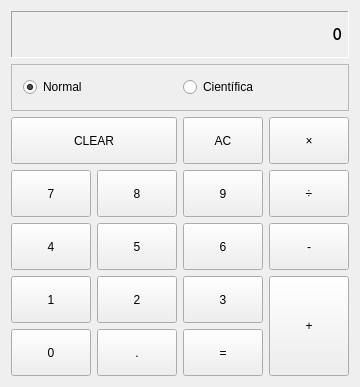
Before: the Qt Designer form source/calculator/calculatorinterface.ui in artursbm/calculadora-Qt, drawn with Qt 5.
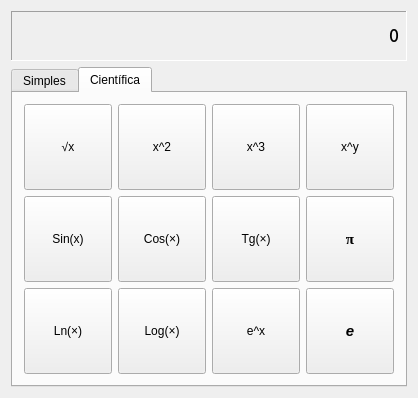
After: the same form once the commit is applied.

Commit message: Implementando operacoes

Diff of the .ui file:
```diff
--- a/source/calculator/calculatorinterface.ui
+++ b/source/calculator/calculatorinterface.ui
@@ -6,16 +6,74 @@
    <rect>
     <x>0</x>
     <y>0</y>
-    <width>356</width>
-    <height>387</height>
+    <width>418</width>
+    <height>398</height>
    </rect>
   </property>
+  <property name="minimumSize">
+   <size>
+    <width>0</width>
+    <height>0</height>
+   </size>
+  </property>
   <property name="windowTitle">
    <string>CalculatorInterface</string>
   </property>
   <layout class="QGridLayout" name="gridLayout">
-   <item row="4" column="2">
-    <widget class="QPushButton" name="buttonNine">
+   <item row="0" column="1">
+    <widget class="QLabel" name="entryScreen">
+     <property name="sizePolicy">
+      <sizepolicy hsizetype="Expanding" vsizetype="Minimum">
+       <horstretch>0</horstretch>
+       <verstretch>0</verstretch>
+      </sizepolicy>
+     </property>
+     <property name="minimumSize">
+      <size>
+       <width>0</width>
+       <height>50</height>
+      </size>
+     </property>
+     <property name="font">
+      <font>
+       <family>Courier</family>
+       <pointsize>15</pointsize>
+       <weight>75</weight>
+       <bold>true</bold>
+      </font>
+     </property>
+     <property name="cursor">
+      <cursorShape>IBeamCursor</cursorShape>
+     </property>
+     <property name="frameShape">
+      <enum>QFrame::Panel</enum>
+     </property>
+     <property name="frameShadow">
+      <enum>QFrame::Sunken</enum>
+     </property>
+     <property name="text">
+      <string>0</string>
+     </property>
+     <property name="alignment">
+      <set>Qt::AlignRight|Qt::AlignTrailing|Qt::AlignVCenter</set>
+     </property>
+    </widget>
+   </item>
+   <item row="2" column="1">
+    <widget class="QTabWidget" name="tabWidget">
+     <property name="tabShape">
+      <enum>QTabWidget::Rounded</enum>
+     </property>
+     <property name="currentIndex">
+      <number>1</number>
+     </property>
+     <widget class="QWidget" name="tab">
+      <attribute name="title">
+       <string>Simples</string>
+      </attribute>
+      <layout class="QGridLayout" name="gridLayout_2">
+       <item row="1" column="3">
+        <widget class="QPushButton" name="buttonMultiply">
      <property name="sizePolicy">
       <sizepolicy hsizetype="Minimum" vsizetype="Minimum">
        <horstretch>0</horstretch>
@@ -27,7 +85,7 @@
      </property>
     </widget>
    </item>
-   <item row="4" column="0">
+       <item row="2" column="0">
     <widget class="QPushButton" name="buttonSeven">
      <property name="sizePolicy">
       <sizepolicy hsizetype="Minimum" vsizetype="Minimum">
@@ -40,7 +98,7 @@
      </property>
     </widget>
    </item>
-   <item row="4" column="1">
+       <item row="2" column="1">
     <widget class="QPushButton" name="buttonEight">
      <property name="sizePolicy">
       <sizepolicy hsizetype="Minimum" vsizetype="Minimum">
@@ -53,8 +111,8 @@
      </property>
     </widget>
    </item>
-   <item row="3" column="0" colspan="2">
-    <widget class="QPushButton" name="buttonClear">
+       <item row="2" column="2">
+        <widget class="QPushButton" name="buttonNine">
      <property name="sizePolicy">
       <sizepolicy hsizetype="Minimum" vsizetype="Minimum">
        <horstretch>0</horstretch>
@@ -66,46 +124,7 @@
      </property>
     </widget>
    </item>
-   <item row="3" column="2">
-    <widget class="QPushButton" name="buttonAllClear">
-     <property name="sizePolicy">
-      <sizepolicy hsizetype="Minimum" vsizetype="Minimum">
-       <horstretch>0</horstretch>
-       <verstretch>0</verstretch>
-      </sizepolicy>
-     </property>
-     <property name="text">
-      <string>AC</string>
-     </property>
-    </widget>
-   </item>
-   <item row="7" column="1">
-    <widget class="QPushButton" name="buttonDecimal">
-     <property name="sizePolicy">
-      <sizepolicy hsizetype="Minimum" vsizetype="Minimum">
-       <horstretch>0</horstretch>
-       <verstretch>0</verstretch>
-      </sizepolicy>
-     </property>
-     <property name="text">
-      <string>.</string>
-     </property>
-    </widget>
-   </item>
-   <item row="7" column="2">
-    <widget class="QPushButton" name="buttonCalculate">
-     <property name="sizePolicy">
-      <sizepolicy hsizetype="Minimum" vsizetype="Minimum">
-       <horstretch>0</horstretch>
-       <verstretch>0</verstretch>
-      </sizepolicy>
-     </property>
-     <property name="text">
-      <string>=</string>
-     </property>
-    </widget>
-   </item>
-   <item row="4" column="3">
+       <item row="2" column="3">
     <widget class="QPushButton" name="buttonDivide">
      <property name="sizePolicy">
       <sizepolicy hsizetype="Minimum" vsizetype="Minimum">
@@ -118,7 +137,7 @@
      </property>
     </widget>
    </item>
-   <item row="5" column="0">
+       <item row="3" column="0">
     <widget class="QPushButton" name="buttonFour">
      <property name="sizePolicy">
       <sizepolicy hsizetype="Minimum" vsizetype="Minimum">
@@ -131,55 +150,33 @@
      </property>
     </widget>
    </item>
+       <item row="3" column="1">
+        <widget class="QPushButton" name="buttonFive">
+         <property name="sizePolicy">
+          <sizepolicy hsizetype="Minimum" vsizetype="Minimum">
+           <horstretch>0</horstretch>
+           <verstretch>0</verstretch>
+          </sizepolicy>
+         </property>
+         <property name="text">
+          <string>5</string>
+         </property>
+        </widget>
+       </item>
+       <item row="3" column="2">
+        <widget class="QPushButton" name="buttonSix">
+         <property name="sizePolicy">
+          <sizepolicy hsizetype="Minimum" vsizetype="Minimum">
+           <horstretch>0</horstretch>
+           <verstretch>0</verstretch>
+          </sizepolicy>
+         </property>
+         <property name="text">
+          <string>6</string>
+         </property>
+        </widget>
+       </item>
    <item row="3" column="3">
-    <widget class="QPushButton" name="buttonMultiply">
-     <property name="sizePolicy">
-      <sizepolicy hsizetype="Minimum" vsizetype="Minimum">
-       <horstretch>0</horstretch>
-       <verstretch>0</verstretch>
-      </sizepolicy>
-     </property>
-     <property name="text">
-      <string>×</string>
-     </property>
-    </widget>
-   </item>
-   <item row="1" column="0" colspan="4">
-    <widget class="QFrame" name="frameMode">
-     <property name="frameShape">
-      <enum>QFrame::StyledPanel</enum>
-     </property>
-     <property name="frameShadow">
-      <enum>QFrame::Raised</enum>
-     </property>
-     <layout class="QHBoxLayout" name="horizontalLayout">
-      <item>
-       <widget class="QRadioButton" name="radioNormal">
-        <property name="enabled">
-         <bool>true</bool>
-        </property>
-        <property name="tabletTracking">
-         <bool>false</bool>
-        </property>
-        <property name="text">
-         <string>Normal</string>
-        </property>
-        <property name="checked">
-         <bool>true</bool>
-        </property>
-       </widget>
-      </item>
-      <item>
-       <widget class="QRadioButton" name="radioScientific">
-        <property name="text">
-         <string>Científica</string>
-        </property>
-       </widget>
-      </item>
-     </layout>
-    </widget>
-   </item>
-   <item row="5" column="3">
     <widget class="QPushButton" name="buttonSubtract">
      <property name="sizePolicy">
       <sizepolicy hsizetype="Minimum" vsizetype="Minimum">
@@ -192,7 +189,7 @@
      </property>
     </widget>
    </item>
-   <item row="6" column="0">
+       <item row="4" column="0">
     <widget class="QPushButton" name="buttonOne">
      <property name="sizePolicy">
       <sizepolicy hsizetype="Minimum" vsizetype="Minimum">
@@ -205,7 +202,7 @@
      </property>
     </widget>
    </item>
-   <item row="6" column="1">
+       <item row="4" column="1">
     <widget class="QPushButton" name="buttonTwo">
      <property name="sizePolicy">
       <sizepolicy hsizetype="Minimum" vsizetype="Minimum">
@@ -218,7 +215,20 @@
      </property>
     </widget>
    </item>
-   <item row="6" column="3" rowspan="2">
+       <item row="4" column="2">
+        <widget class="QPushButton" name="buttonThree">
+         <property name="sizePolicy">
+          <sizepolicy hsizetype="Minimum" vsizetype="Minimum">
+           <horstretch>0</horstretch>
+           <verstretch>0</verstretch>
+          </sizepolicy>
+         </property>
+         <property name="text">
+          <string>3</string>
+         </property>
+        </widget>
+       </item>
+       <item row="4" column="3" rowspan="2">
     <widget class="QPushButton" name="buttonAdd">
      <property name="sizePolicy">
       <sizepolicy hsizetype="Minimum" vsizetype="Minimum">
@@ -231,7 +241,7 @@
      </property>
     </widget>
    </item>
-   <item row="7" column="0">
+       <item row="5" column="0">
     <widget class="QPushButton" name="buttonZero">
      <property name="sizePolicy">
       <sizepolicy hsizetype="Minimum" vsizetype="Minimum">
@@ -244,45 +254,8 @@
      </property>
     </widget>
    </item>
-   <item row="0" column="0" colspan="4">
-    <widget class="QLabel" name="entryScreen">
-     <property name="font">
-      <font>
-       <family>Courier</family>
-       <pointsize>14</pointsize>
-       <weight>75</weight>
-       <bold>true</bold>
-      </font>
-     </property>
-     <property name="frameShape">
-      <enum>QFrame::Panel</enum>
-     </property>
-     <property name="frameShadow">
-      <enum>QFrame::Sunken</enum>
-     </property>
-     <property name="text">
-      <string>0</string>
-     </property>
-     <property name="alignment">
-      <set>Qt::AlignRight|Qt::AlignTrailing|Qt::AlignVCenter</set>
-     </property>
-    </widget>
-   </item>
-   <item row="6" column="2">
-    <widget class="QPushButton" name="buttonThree">
-     <property name="sizePolicy">
-      <sizepolicy hsizetype="Minimum" vsizetype="Minimum">
-       <horstretch>0</horstretch>
-       <verstretch>0</verstretch>
-      </sizepolicy>
-     </property>
-     <property name="text">
-      <string>3</string>
-     </property>
-    </widget>
-   </item>
    <item row="5" column="1">
-    <widget class="QPushButton" name="buttonFive">
+        <widget class="QPushButton" name="buttonDecimal">
      <property name="sizePolicy">
       <sizepolicy hsizetype="Minimum" vsizetype="Minimum">
        <horstretch>0</horstretch>
@@ -295,7 +268,7 @@
     </widget>
    </item>
    <item row="5" column="2">
-    <widget class="QPushButton" name="buttonSix">
+        <widget class="QPushButton" name="buttonCalculate">
      <property name="sizePolicy">
       <sizepolicy hsizetype="Minimum" vsizetype="Minimum">
        <horstretch>0</horstretch>
@@ -303,8 +276,217 @@
       </sizepolicy>
      </property>
      <property name="text">
-      <string>6</string>
-     </property>
+          <string>=</string>
+         </property>
+        </widget>
+       </item>
+       <item row="1" column="2">
+        <widget class="QPushButton" name="buttonAllClear">
+         <property name="sizePolicy">
+          <sizepolicy hsizetype="Minimum" vsizetype="Minimum">
+           <horstretch>0</horstretch>
+           <verstretch>0</verstretch>
+          </sizepolicy>
+         </property>
+         <property name="text">
+          <string>AC</string>
+         </property>
+        </widget>
+       </item>
+       <item row="1" column="0" colspan="2">
+        <widget class="QPushButton" name="buttonClear">
+         <property name="sizePolicy">
+          <sizepolicy hsizetype="Minimum" vsizetype="Minimum">
+           <horstretch>0</horstretch>
+           <verstretch>0</verstretch>
+          </sizepolicy>
+         </property>
+         <property name="text">
+          <string>CLEAR</string>
+         </property>
+        </widget>
+       </item>
+      </layout>
+     </widget>
+     <widget class="QWidget" name="tab_2">
+      <attribute name="title">
+       <string>Científica</string>
+      </attribute>
+      <layout class="QGridLayout" name="gridLayout_3">
+       <item row="0" column="0">
+        <widget class="QPushButton" name="buttonSqrt">
+         <property name="sizePolicy">
+          <sizepolicy hsizetype="Minimum" vsizetype="Minimum">
+           <horstretch>0</horstretch>
+           <verstretch>0</verstretch>
+          </sizepolicy>
+         </property>
+         <property name="text">
+          <string>√x</string>
+         </property>
+        </widget>
+       </item>
+       <item row="0" column="1">
+        <widget class="QPushButton" name="buttonSqr">
+         <property name="sizePolicy">
+          <sizepolicy hsizetype="Minimum" vsizetype="Minimum">
+           <horstretch>0</horstretch>
+           <verstretch>0</verstretch>
+          </sizepolicy>
+         </property>
+         <property name="text">
+          <string>x^2</string>
+         </property>
+        </widget>
+       </item>
+       <item row="0" column="2">
+        <widget class="QPushButton" name="buttonCube">
+         <property name="sizePolicy">
+          <sizepolicy hsizetype="Minimum" vsizetype="Minimum">
+           <horstretch>0</horstretch>
+           <verstretch>0</verstretch>
+          </sizepolicy>
+         </property>
+         <property name="text">
+          <string>x^3</string>
+         </property>
+        </widget>
+       </item>
+       <item row="0" column="3">
+        <widget class="QPushButton" name="buttonExp">
+         <property name="sizePolicy">
+          <sizepolicy hsizetype="Minimum" vsizetype="Minimum">
+           <horstretch>0</horstretch>
+           <verstretch>0</verstretch>
+          </sizepolicy>
+         </property>
+         <property name="text">
+          <string>x^y</string>
+         </property>
+        </widget>
+       </item>
+       <item row="1" column="0">
+        <widget class="QPushButton" name="buttonSin">
+         <property name="sizePolicy">
+          <sizepolicy hsizetype="Minimum" vsizetype="Minimum">
+           <horstretch>0</horstretch>
+           <verstretch>0</verstretch>
+          </sizepolicy>
+         </property>
+         <property name="text">
+          <string>Sin(x)</string>
+         </property>
+        </widget>
+       </item>
+       <item row="1" column="1">
+        <widget class="QPushButton" name="buttonCos">
+         <property name="sizePolicy">
+          <sizepolicy hsizetype="Minimum" vsizetype="Minimum">
+           <horstretch>0</horstretch>
+           <verstretch>0</verstretch>
+          </sizepolicy>
+         </property>
+         <property name="text">
+          <string>Cos(×)</string>
+         </property>
+        </widget>
+       </item>
+       <item row="1" column="2">
+        <widget class="QPushButton" name="buttonTg">
+         <property name="sizePolicy">
+          <sizepolicy hsizetype="Minimum" vsizetype="Minimum">
+           <horstretch>0</horstretch>
+           <verstretch>0</verstretch>
+          </sizepolicy>
+         </property>
+         <property name="text">
+          <string>Tg(×)</string>
+         </property>
+        </widget>
+       </item>
+       <item row="1" column="3">
+        <widget class="QPushButton" name="buttonPi">
+         <property name="sizePolicy">
+          <sizepolicy hsizetype="Minimum" vsizetype="Minimum">
+           <horstretch>0</horstretch>
+           <verstretch>0</verstretch>
+          </sizepolicy>
+         </property>
+         <property name="font">
+          <font>
+           <family>Times New Roman</family>
+           <pointsize>11</pointsize>
+           <weight>75</weight>
+           <bold>true</bold>
+          </font>
+         </property>
+         <property name="text">
+          <string>π</string>
+         </property>
+        </widget>
+       </item>
+       <item row="2" column="0">
+        <widget class="QPushButton" name="buttonLn">
+         <property name="sizePolicy">
+          <sizepolicy hsizetype="Minimum" vsizetype="Minimum">
+           <horstretch>0</horstretch>
+           <verstretch>0</verstretch>
+          </sizepolicy>
+         </property>
+         <property name="text">
+          <string>Ln(×)</string>
+         </property>
+        </widget>
+       </item>
+       <item row="2" column="1">
+        <widget class="QPushButton" name="buttonLog">
+         <property name="sizePolicy">
+          <sizepolicy hsizetype="Minimum" vsizetype="Minimum">
+           <horstretch>0</horstretch>
+           <verstretch>0</verstretch>
+          </sizepolicy>
+         </property>
+         <property name="text">
+          <string>Log(×)</string>
+         </property>
+        </widget>
+       </item>
+       <item row="2" column="2">
+        <widget class="QPushButton" name="buttonNeperexp">
+         <property name="sizePolicy">
+          <sizepolicy hsizetype="Minimum" vsizetype="Minimum">
+           <horstretch>0</horstretch>
+           <verstretch>0</verstretch>
+          </sizepolicy>
+         </property>
+         <property name="text">
+          <string>e^x</string>
+         </property>
+        </widget>
+       </item>
+       <item row="2" column="3">
+        <widget class="QPushButton" name="buttonNeper">
+         <property name="sizePolicy">
+          <sizepolicy hsizetype="Minimum" vsizetype="Minimum">
+           <horstretch>0</horstretch>
+           <verstretch>0</verstretch>
+          </sizepolicy>
+         </property>
+         <property name="font">
+          <font>
+           <pointsize>11</pointsize>
+           <weight>75</weight>
+           <italic>true</italic>
+           <bold>true</bold>
+          </font>
+         </property>
+         <property name="text">
+          <string>e</string>
+         </property>
+        </widget>
+       </item>
+      </layout>
+     </widget>
     </widget>
    </item>
   </layout>
```
Left out of the diff: 25 changed lines with no effect on the pictures. Lines whose indentation alone changed are shown as unchanged. The commit also changes 2 other files.
